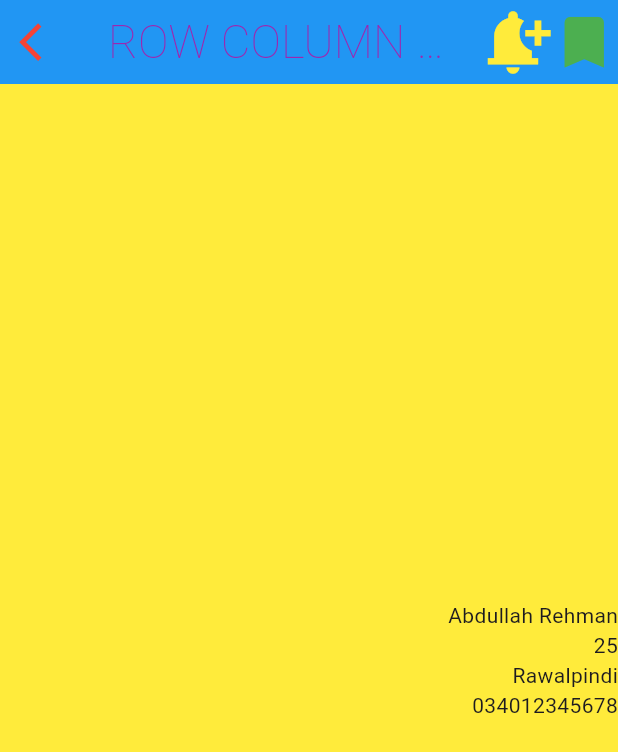
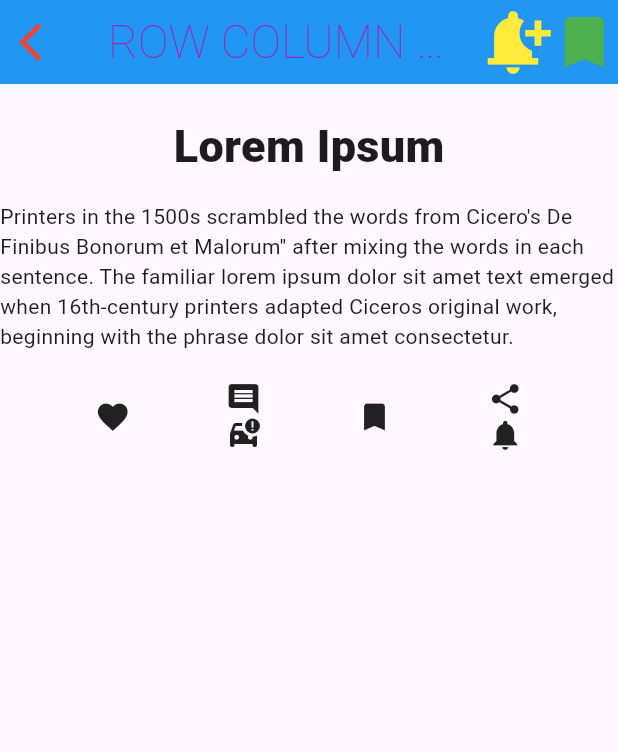
Before and after one commit to AbRehman536/Flutter_sec_4, a Flutter app: the screen it shows after launch, on a phone screen of 412 x 824 dp. Shown: the top 752 px of the screen. Run offline on Flutter 3.47's test engine with Material 3 defaults, Android fonts, the light colour scheme and no system bars.

Commit message:
Nested Row Column done

```diff
--- a/lib/main.dart
+++ b/lib/main.dart
@@ -1,6 +1,7 @@
 import 'package:flutter/material.dart';
 import 'package:flutter_sec_4/appbar_demo.dart';
 import 'package:flutter_sec_4/floating_action_button.dart';
+import 'package:flutter_sec_4/nested_row_column.dart';
 import 'package:flutter_sec_4/row_column_demo.dart';
 
 void main() {
@@ -33,7 +34,7 @@ class MyApp extends StatelessWidget {
         // tested with just a hot reload.
         colorScheme: ColorScheme.fromSeed(seedColor: Colors.deepPurple),
       ),
-      home: RowColumnDemo(),
+      home: NestedRowColumnDemo(),
     );
   }
 }
--- /dev/null
+++ b/lib/nested_row_column.dart
@@ -0,0 +1,50 @@
+import 'package:flutter/material.dart';
+
+class NestedRowColumnDemo extends StatelessWidget {
+  const NestedRowColumnDemo({super.key});
+
+  @override
+  Widget build(BuildContext context) {
+    return Scaffold(
+      appBar: AppBar(
+        backgroundColor: Colors.blue,
+        //foregroundColor: Colors.white,
+        leading: Icon(Icons.arrow_back_ios,color: Colors.red,size: 30.5,),
+        title: Text("ROW COLUMN NESTED",style: TextStyle(
+            color: Colors.purple,
+            fontSize: 30.5,
+            fontWeight: FontWeight.w100
+        ),),
+        centerTitle: true,
+        actions: [
+          Icon(Icons.notification_add,color: Colors.yellow,size: 50,),
+          Icon(Icons.bookmark,color: Colors.green,size: 45,),
+        ],
+      ),
+      body: Column(children: [
+        SizedBox(height: 20,),
+        Text("Lorem Ipsum",style: TextStyle(fontWeight: FontWeight.w900,fontSize: 30),),
+        SizedBox(height: 15,),
+        Text("Printers in the 1500s scrambled the words from Cicero's De Finibus Bonorum et Malorum'' after mixing the words in each sentence. The familiar lorem ipsum dolor sit amet text emerged when 16th-century printers adapted Ciceros original work, beginning with the phrase dolor sit amet consectetur."),
+        SizedBox(height: 20,),
+        Row(
+          mainAxisAlignment: MainAxisAlignment.spaceEvenly,
+
+          children: [
+          Icon(Icons.favorite),
+          Column(children: [
+            Icon(Icons.comment),
+            Icon(Icons.car_crash),
+          ],),
+          Icon(Icons.bookmark),
+          Column(
+            children: [
+              Icon(Icons.share),
+              Icon(Icons.notifications),
+            ],
+          ),
+        ],)
+      ],),
+    );
+  }
+}
```
